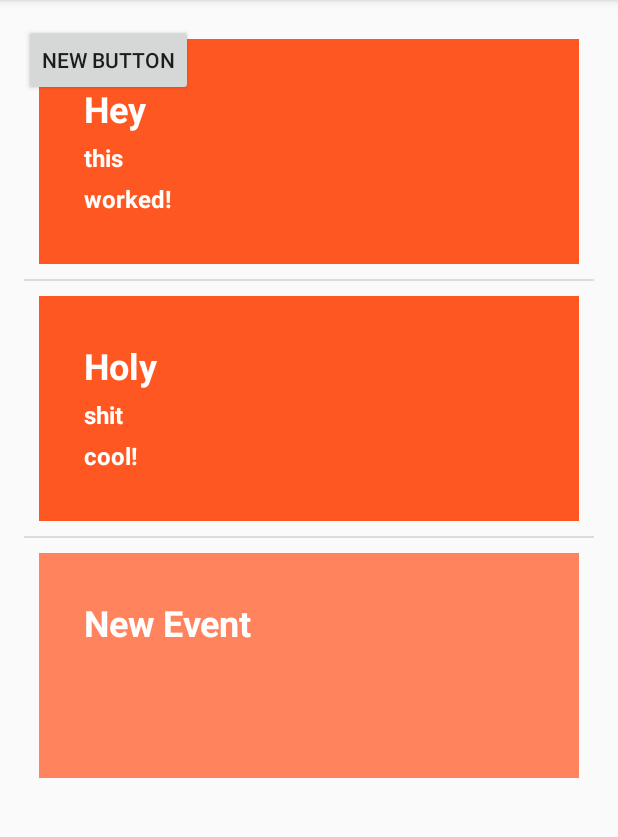
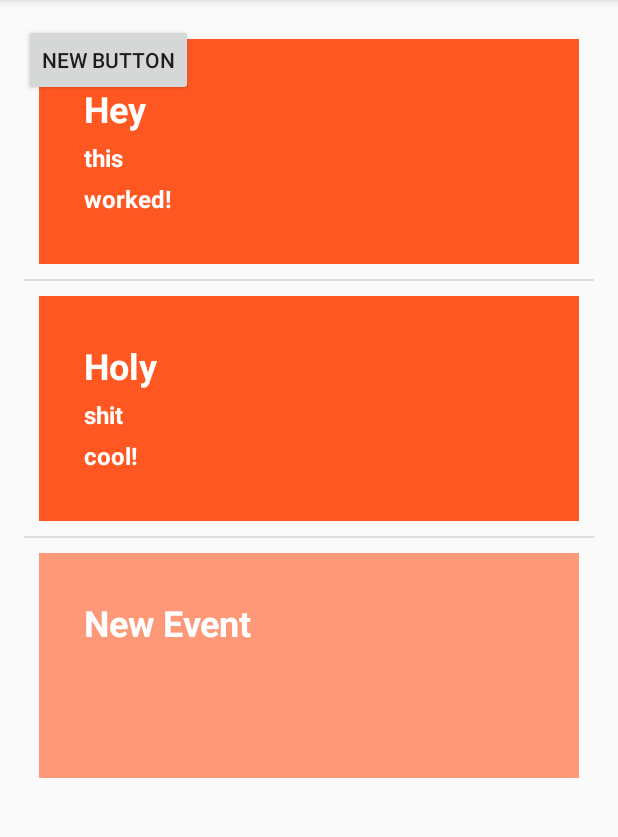
Before and after one commit to severinrudie/event-organizer, an Android app: the screen it shows after launch (EventsActivity), after a tap on "NEW BUTTON", on a phone screen of 412 x 824 dp, the part 84-921 px from its top. Run offline under Robolectric (Android 15) with nearby library versions, the phone set to English and light mode, and no system bars.

Commit message:
fixed the listview bug. finally

```diff
--- a/EventOrganizer/app/src/main/java/com/rudie/severin/eventorganizer/UtilityClasses/EventsAdapter.java
+++ b/EventOrganizer/app/src/main/java/com/rudie/severin/eventorganizer/UtilityClasses/EventsAdapter.java
@@ -8,6 +8,7 @@ import android.view.View;
 import android.view.ViewGroup;
 import android.widget.BaseAdapter;
 import android.widget.FrameLayout;
+import android.widget.LinearLayout;
 import android.widget.TextView;
 
 import com.rudie.severin.eventorganizer.CardClasses.EmptyEventCard;
@@ -94,14 +95,14 @@ public class EventsAdapter extends BaseAdapter {
         public TextView header;
         public TextView subtext1;
         public TextView subtext2;
-        public FrameLayout frameLayout;
+        public LinearLayout linearLayout;
 
         public CompleteListViewHolder(View base, String type) {
 //            if (type.equals(PH.PARAM_EVENT_CARD)) {
                 header = (TextView) base.findViewById(R.id.PARAM_ID_EVENT_HEADER);
                 subtext1 = (TextView) base.findViewById(R.id.PARAM_ID_EVENT_SUBTEXT1);
                 subtext2 = (TextView) base.findViewById(R.id.PARAM_ID_EVENT_SUBTEXT2);
-            frameLayout = (FrameLayout) base.findViewById(R.id.PARAM_ID_FRAME);
+                linearLayout = (LinearLayout) base.findViewById(R.id.PARAM_ID_EVENT_OVERALL);
 //            } else if (type.equals(PH.PARAM_EMPTY_EVENT_CARD)){
 //                header = (TextView) base.findViewById(R.id.PARAM_ID_EVENT_HEADER);
 //            }
@@ -120,17 +121,16 @@ public class EventsAdapter extends BaseAdapter {
 
                 viewHolder.subtext1.setText(card.getSubtext1());
                 viewHolder.subtext2.setText(card.getSubtext2());
-                int invisible = mContext.getResources().getColor(R.color.invisible);
-                viewHolder.frameLayout.setBackgroundColor(invisible);
+                int primaryBackground = mContext.getResources().getColor(R.color.colorPrimary);
+                viewHolder.linearLayout.setBackgroundColor(primaryBackground);
             } else if (type.equals(PH.PARAM_EMPTY_EVENT_CARD)) {
-                int greyed = mContext.getResources().getColor(R.color.frameGreyed);
-
                 EmptyEventCard card = (EmptyEventCard) mEventCards.get(position);
 
                 viewHolder.header.setText(card.getHeader());
                 viewHolder.subtext1.setText("");
                 viewHolder.subtext2.setText("");
-                viewHolder.frameLayout.setBackgroundColor(greyed);
+                int greyedBackground = mContext.getResources().getColor(R.color.colorPrimaryGreyed);
+                viewHolder.linearLayout.setBackgroundColor(greyedBackground);
             }
         }
     }
--- a/EventOrganizer/app/src/main/res/layout/empty_event_list_item.xml
+++ b/EventOrganizer/app/src/main/res/layout/empty_event_list_item.xml
@@ -17,8 +17,9 @@
             android:padding="30dp"
             android:paddingLeft="40dp"
             android:paddingRight="40dp"
-            android:background="@color/colorPrimary"
-            android:minHeight="150dp" >
+            android:background="@color/colorPrimaryGreyed"
+            android:minHeight="150dp"
+            android:id="@+id/PARAM_ID_EVENT_OVERALL">
 
             <TextView
                 style="@style/primaryText"
@@ -39,12 +40,6 @@
                 />
         </LinearLayout>
 
-        <FrameLayout
-            android:layout_width="match_parent"
-            android:layout_height="match_parent"
-            android:background="@color/frameGreyed"
-            android:id="@+id/PARAM_ID_FRAME"></FrameLayout>
     </FrameLayout>
 
-
 </LinearLayout>
--- a/EventOrganizer/app/src/main/res/layout/event_list_item.xml
+++ b/EventOrganizer/app/src/main/res/layout/event_list_item.xml
@@ -14,7 +14,7 @@
         android:paddingLeft="40dp"
         android:paddingRight="40dp"
         android:background="@color/colorPrimary"
-        android:id="@+id/eventOverall">
+        android:id="@+id/PARAM_ID_EVENT_OVERALL">
 
         <TextView
             style="@style/primaryText"
@@ -32,11 +32,5 @@
             />
     </LinearLayout>
 
-    <FrameLayout
-        android:layout_width="match_parent"
-        android:layout_height="match_parent"
-        android:background="@color/frameGreyed"
-        android:id="@+id/PARAM_ID_FRAME"></FrameLayout>
-
 
 </LinearLayout>
--- a/EventOrganizer/app/src/main/res/values/colors.xml
+++ b/EventOrganizer/app/src/main/res/values/colors.xml
@@ -1,6 +1,7 @@
 <?xml version="1.0" encoding="utf-8"?>
 <resources>
     <color name="colorPrimary">#FF5722</color>
+    <color name="colorPrimaryGreyed">#99FF5722</color>
     <color name="colorPrimaryDark">#E64A19</color>
     <color name="colorAccent">#00BCD4</color>
     <color name="lightPrimary">#FFCCBC</color>
```
